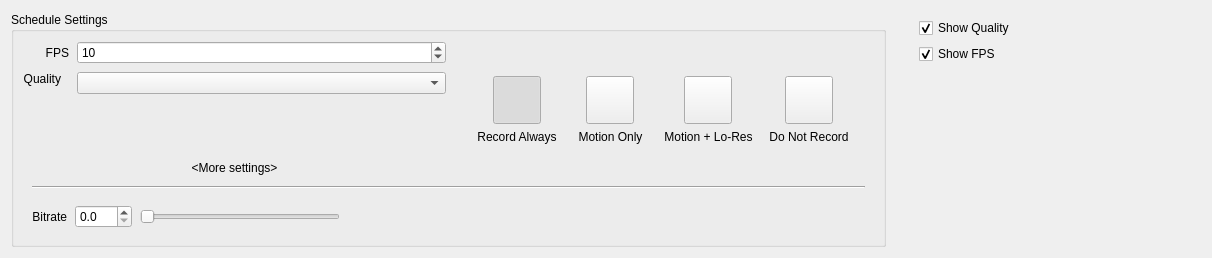
networkoptix/nx_open, file client/nx_client_desktop/src/nx/client/desktop/resource_properties/camera/widgets/schedule_settings_widget.ui: the form before one commit.
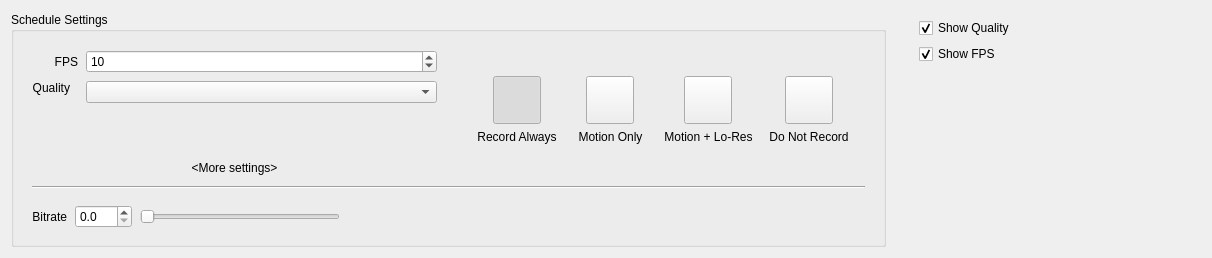
The form after the commit. Custom widgets are drawn as their Qt base class.

Commit message:
New camera settings: schedule fixes
<==== Mercurial data ====>
Branch: vms

Diff of the .ui file:
```diff
--- a/client/nx_client_desktop/src/nx/client/desktop/resource_properties/camera/widgets/schedule_settings_widget.ui
+++ b/client/nx_client_desktop/src/nx/client/desktop/resource_properties/camera/widgets/schedule_settings_widget.ui
@@ -29,114 +29,6 @@
       <property name="verticalSpacing">
        <number>0</number>
       </property>
-      <item row="0" column="0">
-       <layout class="QFormLayout" name="formLayout">
-        <property name="fieldGrowthPolicy">
-         <enum>QFormLayout::AllNonFixedFieldsGrow</enum>
-        </property>
-        <property name="labelAlignment">
-         <set>Qt::AlignRight|Qt::AlignTrailing|Qt::AlignVCenter</set>
-        </property>
-        <property name="horizontalSpacing">
-         <number>8</number>
-        </property>
-        <property name="verticalSpacing">
-         <number>8</number>
-        </property>
-        <property name="bottomMargin">
-         <number>8</number>
-        </property>
-        <item row="0" column="0">
-         <widget class="QLabel" name="fpsLabel">
-          <property name="text">
-           <string>FPS</string>
-          </property>
-          <property name="alignment">
-           <set>Qt::AlignRight|Qt::AlignTrailing|Qt::AlignVCenter</set>
-          </property>
-          <property name="buddy">
-           <cstring>fpsSpinBox</cstring>
-          </property>
-         </widget>
-        </item>
-        <item row="0" column="1">
-         <widget class="QSpinBox" name="fpsSpinBox">
-          <property name="minimum">
-           <number>1</number>
-          </property>
-          <property name="maximum">
-           <number>30</number>
-          </property>
-          <property name="value">
-           <number>10</number>
-          </property>
-         </widget>
-        </item>
-        <item row="1" column="0">
-         <layout class="QHBoxLayout" name="qualityLabelLayout" stretch="0,1">
-          <item>
-           <widget class="QLabel" name="qualityLabel">
-            <property name="text">
-             <string>Quality</string>
-            </property>
-            <property name="alignment">
-             <set>Qt::AlignRight|Qt::AlignTrailing|Qt::AlignVCenter</set>
-            </property>
-            <property name="buddy">
-             <cstring>qualityComboBox</cstring>
-            </property>
-           </widget>
-          </item>
-          <item>
-           <widget class="nx::client::desktop::HintButton" name="qualityLabelHint" native="true">
-            <property name="sizePolicy">
-             <sizepolicy hsizetype="Fixed" vsizetype="Fixed">
-              <horstretch>0</horstretch>
-              <verstretch>0</verstretch>
-             </sizepolicy>
-            </property>
-           </widget>
-          </item>
-         </layout>
-        </item>
-        <item row="1" column="1">
-         <widget class="QComboBox" name="qualityComboBox">
-          <property name="currentIndex">
-           <number>-1</number>
-          </property>
-         </widget>
-        </item>
-        <item row="3" column="0" colspan="2">
-         <widget class="QPushButton" name="advancedSettingsButton">
-          <property name="maximumSize">
-           <size>
-            <width>16777215</width>
-            <height>20</height>
-           </size>
-          </property>
-          <property name="text">
-           <string notr="true">&lt;More settings&gt;</string>
-          </property>
-          <property name="flat">
-           <bool>true</bool>
-          </property>
-         </widget>
-        </item>
-        <item row="2" column="0" colspan="2">
-         <spacer name="verticalSpacer_2">
-          <property name="orientation">
-           <enum>Qt::Vertical</enum>
-          </property>
-          <property name="sizeHint" stdset="0">
-           <size>
-            <width>10</width>
-            <height>1</height>
-           </size>
-          </property>
-         </spacer>
-        </item>
-       </layout>
-      </item>
       <item row="0" column="1">
        <widget class="QWidget" name="scheduleSettingsButtons" native="true">
         <property name="sizePolicy">
@@ -523,6 +415,110 @@
         </layout>
        </widget>
       </item>
+      <item row="0" column="0">
+       <widget class="QWidget" name="fpsAndQualityWidget" native="true">
+        <layout class="QFormLayout" name="formLayout">
+         <property name="fieldGrowthPolicy">
+          <enum>QFormLayout::AllNonFixedFieldsGrow</enum>
+         </property>
+         <property name="labelAlignment">
+          <set>Qt::AlignRight|Qt::AlignTrailing|Qt::AlignVCenter</set>
+         </property>
+         <property name="horizontalSpacing">
+          <number>8</number>
+         </property>
+         <property name="verticalSpacing">
+          <number>8</number>
+         </property>
+         <property name="bottomMargin">
+          <number>8</number>
+         </property>
+         <item row="0" column="0">
+          <widget class="QLabel" name="fpsLabel">
+           <property name="text">
+            <string>FPS</string>
+           </property>
+           <property name="alignment">
+            <set>Qt::AlignRight|Qt::AlignTrailing|Qt::AlignVCenter</set>
+           </property>
+          </widget>
+         </item>
+         <item row="0" column="1">
+          <widget class="QSpinBox" name="fpsSpinBox">
+           <property name="minimum">
+            <number>1</number>
+           </property>
+           <property name="maximum">
+            <number>30</number>
+           </property>
+           <property name="value">
+            <number>10</number>
+           </property>
+          </widget>
+         </item>
+         <item row="1" column="0">
+          <layout class="QHBoxLayout" name="qualityLabelLayout" stretch="0,1">
+           <item>
+            <widget class="QLabel" name="qualityLabel">
+             <property name="text">
+              <string>Quality</string>
+             </property>
+             <property name="alignment">
+              <set>Qt::AlignRight|Qt::AlignTrailing|Qt::AlignVCenter</set>
+             </property>
+            </widget>
+           </item>
+           <item>
+            <widget class="nx::client::desktop::HintButton" name="qualityLabelHint" native="true">
+             <property name="sizePolicy">
+              <sizepolicy hsizetype="Fixed" vsizetype="Fixed">
+               <horstretch>0</horstretch>
+               <verstretch>0</verstretch>
+              </sizepolicy>
+             </property>
+            </widget>
+           </item>
+          </layout>
+         </item>
+         <item row="1" column="1">
+          <widget class="QComboBox" name="qualityComboBox">
+           <property name="currentIndex">
+            <number>-1</number>
+           </property>
+          </widget>
+         </item>
+         <item row="3" column="0" colspan="2">
+          <widget class="QPushButton" name="advancedSettingsButton">
+           <property name="maximumSize">
+            <size>
+             <width>16777215</width>
+             <height>20</height>
+            </size>
+           </property>
+           <property name="text">
+            <string notr="true">&lt;More settings&gt;</string>
+           </property>
+           <property name="flat">
+            <bool>true</bool>
+           </property>
+          </widget>
+         </item>
+         <item row="2" column="0" colspan="2">
+          <spacer name="verticalSpacer_2">
+           <property name="orientation">
+            <enum>Qt::Vertical</enum>
+           </property>
+           <property name="sizeHint" stdset="0">
+            <size>
+             <width>10</width>
+             <height>1</height>
+            </size>
+           </property>
+          </spacer>
+         </item>
+        </layout>
+       </widget>
+      </item>
      </layout>
     </widget>
    </item>
```
The commit also changes 2 other files.
